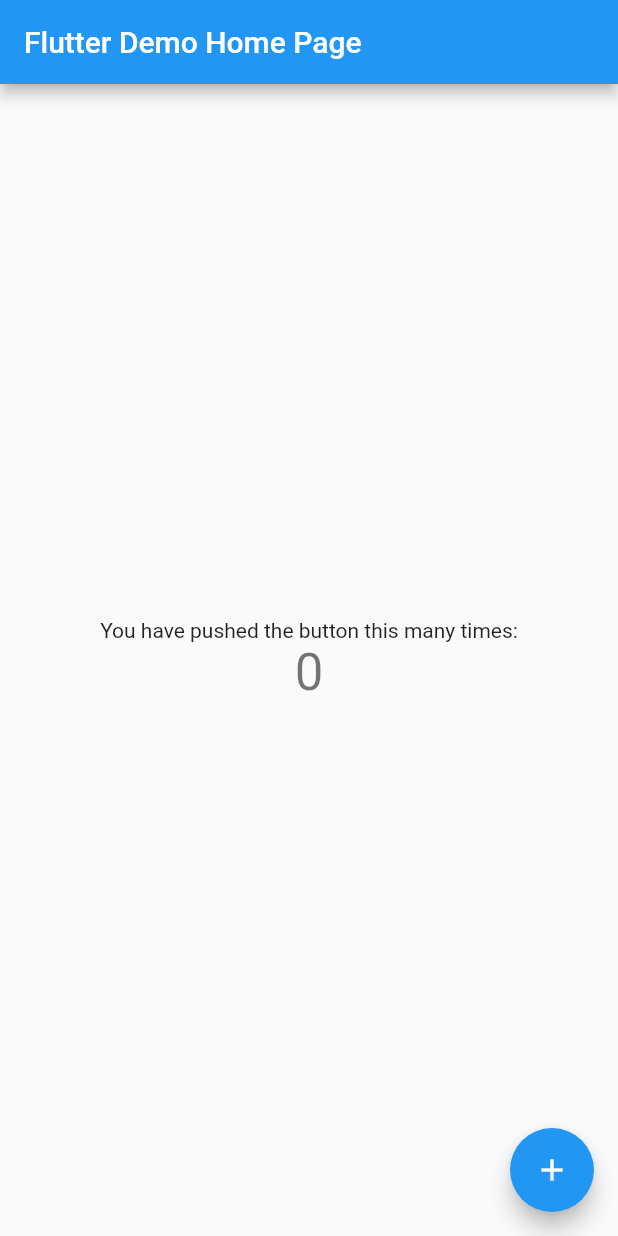
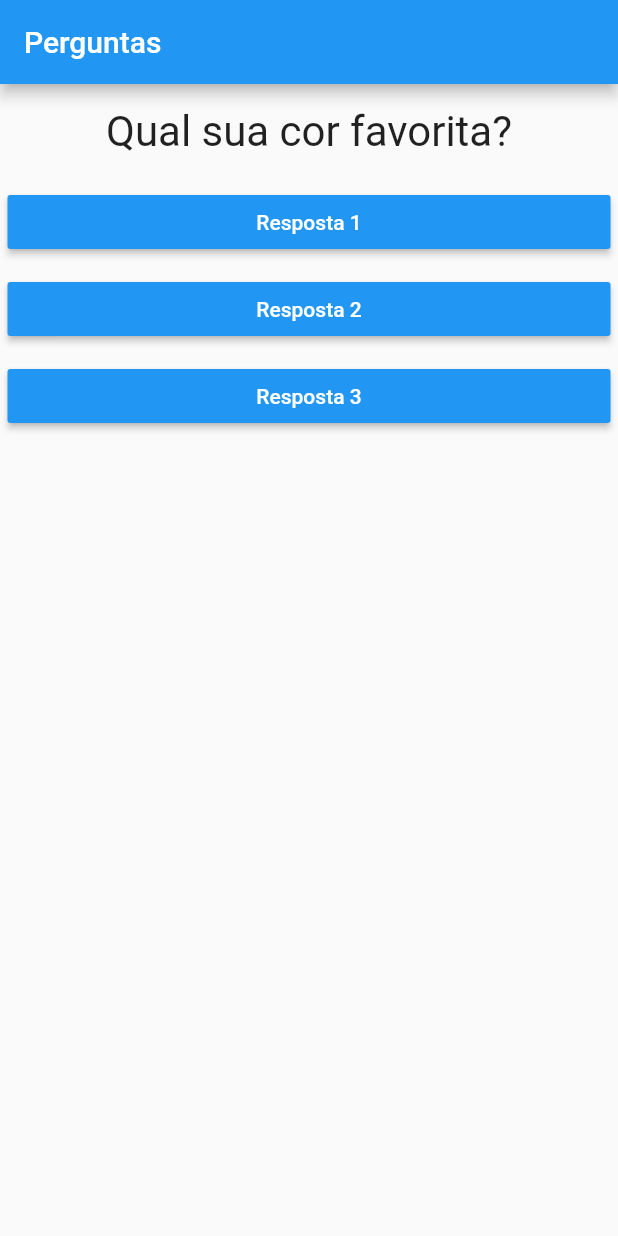
Before and after one commit to davihoffmann/projeto_perguntas, a Flutter app: the screen it shows after launch, on a phone screen of 412 x 824 dp. Run offline on Flutter 3.47's test engine with Material 2 defaults, Android fonts, the phone set to English and light mode, and no system bars.

Commit message:
Criado Widget da questao, da resposta e alterado o estado da aplicacao para stateful

```diff
--- a/lib/main.dart
+++ b/lib/main.dart
@@ -1,111 +1,47 @@
 import 'package:flutter/material.dart';
+import './questao.dart';
+import './resposta.dart';
 
-void main() => runApp(MyApp());
+main() => runApp(PerguntaApp());
 
-class MyApp extends StatelessWidget {
-  // This widget is the root of your application.
-  @override
-  Widget build(BuildContext context) {
-    return MaterialApp(
-      title: 'Flutter Demo',
-      theme: ThemeData(
-        // This is the theme of your application.
-        //
-        // Try running your application with "flutter run". You'll see the
-        // application has a blue toolbar. Then, without quitting the app, try
-        // changing the primarySwatch below to Colors.green and then invoke
-        // "hot reload" (press "r" in the console where you ran "flutter run",
-        // or simply save your changes to "hot reload" in a Flutter IDE).
-        // Notice that the counter didn't reset back to zero; the application
-        // is not restarted.
-        primarySwatch: Colors.blue,
-      ),
-      home: MyHomePage(title: 'Flutter Demo Home Page'),
-    );
-  }
-}
+class _PerguntaAppState extends State<PerguntaApp> {
+  var _perguntaSelecionada = 0;
 
-class MyHomePage extends StatefulWidget {
-  MyHomePage({Key key, this.title}) : super(key: key);
-
-  // This widget is the home page of your application. It is stateful, meaning
-  // that it has a State object (defined below) that contains fields that affect
-  // how it looks.
-
-  // This class is the configuration for the state. It holds the values (in this
-  // case the title) provided by the parent (in this case the App widget) and
-  // used by the build method of the State. Fields in a Widget subclass are
-  // always marked "final".
-
-  final String title;
-
-  @override
-  _MyHomePageState createState() => _MyHomePageState();
-}
-
-class _MyHomePageState extends State<MyHomePage> {
-  int _counter = 0;
-
-  void _incrementCounter() {
+  void _responder() {
     setState(() {
-      // This call to setState tells the Flutter framework that something has
-      // changed in this State, which causes it to rerun the build method below
-      // so that the display can reflect the updated values. If we changed
-      // _counter without calling setState(), then the build method would not be
-      // called again, and so nothing would appear to happen.
-      _counter++;
+      _perguntaSelecionada++;
     });
   }
 
   @override
   Widget build(BuildContext context) {
-    // This method is rerun every time setState is called, for instance as done
-    // by the _incrementCounter method above.
-    //
-    // The Flutter framework has been optimized to make rerunning build methods
-    // fast, so that you can just rebuild anything that needs updating rather
-    // than having to individually change instances of widgets.
-    return Scaffold(
-      appBar: AppBar(
-        // Here we take the value from the MyHomePage object that was created by
-        // the App.build method, and use it to set our appbar title.
-        title: Text(widget.title),
-      ),
-      body: Center(
-        // Center is a layout widget. It takes a single child and positions it
-        // in the middle of the parent.
-        child: Column(
-          // Column is also a layout widget. It takes a list of children and
-          // arranges them vertically. By default, it sizes itself to fit its
-          // children horizontally, and tries to be as tall as its parent.
-          //
-          // Invoke "debug painting" (press "p" in the console, choose the
-          // "Toggle Debug Paint" action from the Flutter Inspector in Android
-          // Studio, or the "Toggle Debug Paint" command in Visual Studio Code)
-          // to see the wireframe for each widget.
-          //
-          // Column has various properties to control how it sizes itself and
-          // how it positions its children. Here we use mainAxisAlignment to
-          // center the children vertically; the main axis here is the vertical
-          // axis because Columns are vertical (the cross axis would be
-          // horizontal).
-          mainAxisAlignment: MainAxisAlignment.center,
+    final perguntas = [
+      'Qual sua cor favorita?',
+      'Qual seu animal favorito?'
+    ];
+
+    return MaterialApp(
+      home: Scaffold( //Estrutura
+        appBar: AppBar(
+          title: Text('Perguntas'),
+        ),
+        body: Column(
           children: <Widget>[
-            Text(
-              'You have pushed the button this many times:',
-            ),
-            Text(
-              '$_counter',
-              style: Theme.of(context).textTheme.display1,
-            ),
+            Questao(perguntas[_perguntaSelecionada]),
+            Resposta('Resposta 1', _responder),
+            Resposta('Resposta 2', _responder),
+            Resposta('Resposta 3', _responder)
           ],
         ),
       ),
-      floatingActionButton: FloatingActionButton(
-        onPressed: _incrementCounter,
-        tooltip: 'Increment',
-        child: Icon(Icons.add),
-      ), // This trailing comma makes auto-formatting nicer for build methods.
     );
   }
 }
+
+class PerguntaApp extends StatefulWidget {
+
+  _PerguntaAppState createState() {
+    return _PerguntaAppState();
+  }
+
+}
--- /dev/null
+++ b/lib/questao.dart
@@ -0,0 +1,20 @@
+import 'package:flutter/material.dart';
+
+class Questao extends StatelessWidget {
+  final String texto;
+
+  Questao(this.texto);
+
+  @override
+  Widget build(BuildContext context) {
+    return Container(
+      width: double.infinity,
+      margin: EdgeInsets.all(15),
+      child: Text(
+        texto,
+        style: TextStyle(fontSize: 28),
+        textAlign: TextAlign.center,
+      ),
+    );
+  }
+}
--- /dev/null
+++ b/lib/resposta.dart
@@ -0,0 +1,22 @@
+import 'package:flutter/material.dart';
+
+class Resposta extends StatelessWidget {
+  final String texto;
+  final void Function() onSelecao;
+
+  Resposta(this.texto, this.onSelecao);
+
+  @override
+  Widget build(BuildContext context) {
+    return Container(
+      margin: EdgeInsets.all(5),
+      width: double.infinity,
+      child: RaisedButton(
+        textColor: Colors.white,
+        color: Colors.blue,
+        child: Text(texto),
+        onPressed: onSelecao,
+      ),
+    );
+  }
+}
```
Also changed, not shown: 1 other file.
